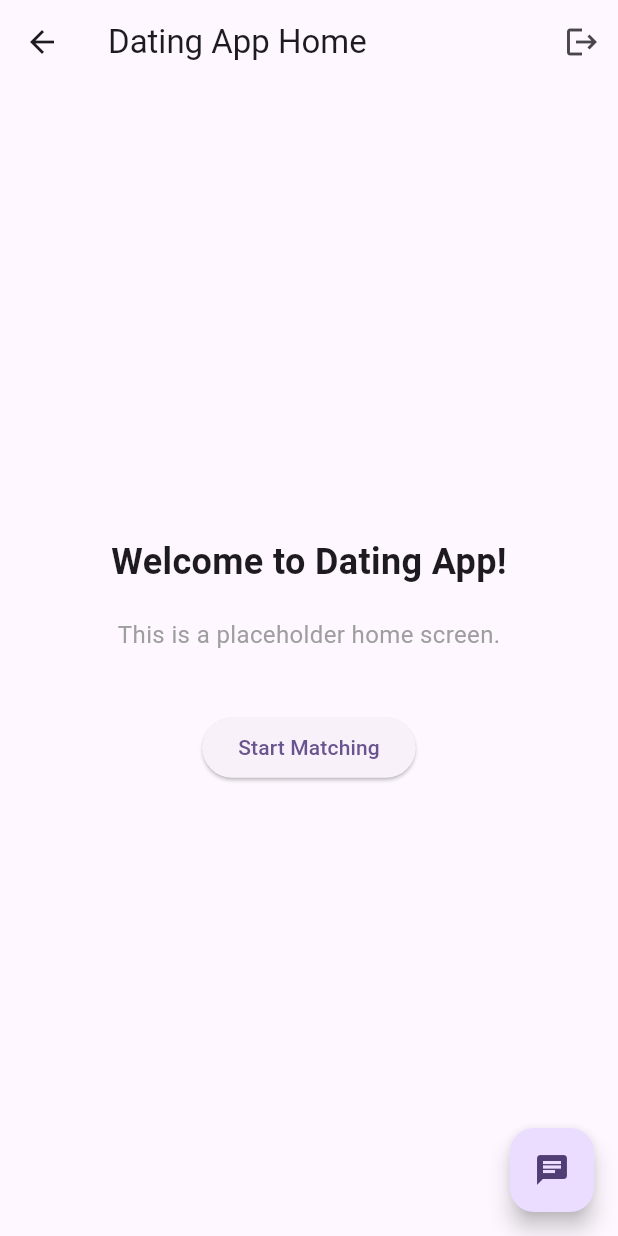
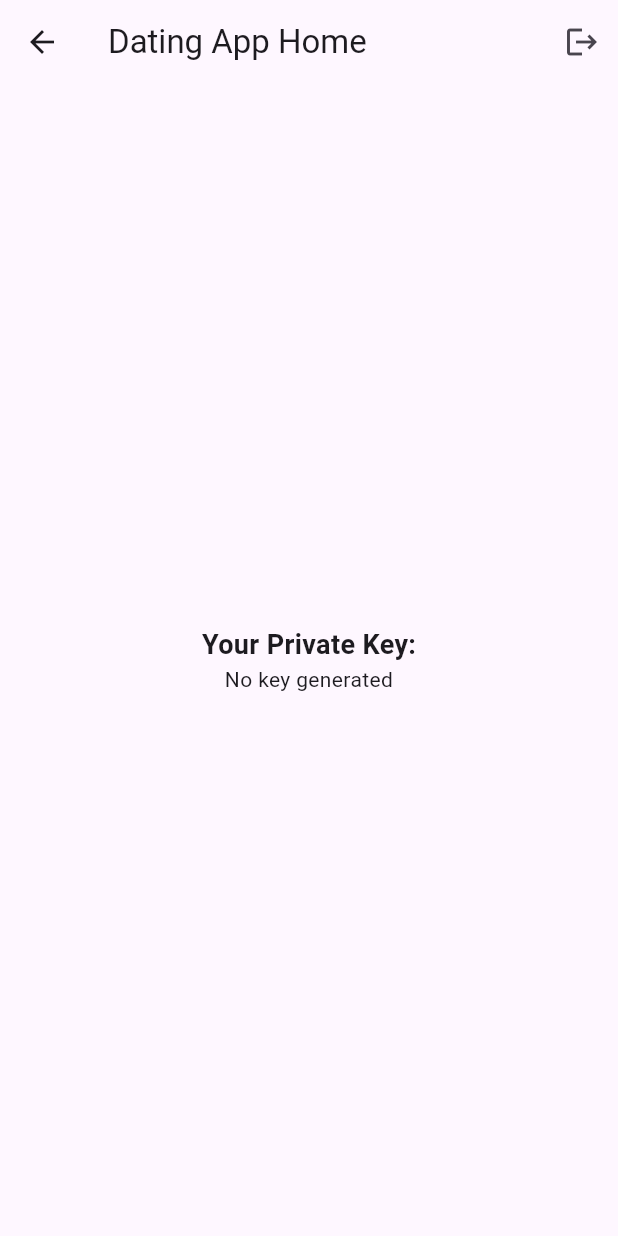
Before and after one commit to FahriBilici/synkronize_app, a Flutter app: the HomeView screen opened by its route, on a phone screen of 412 x 824 dp. Run offline on Flutter 3.47's test engine with Material 3 defaults, Android fonts, the phone set to English and light mode, and no system bars; our stand-ins replace firebase_core, get, sign_in_button; missing offline and left inert: web3auth_flutter; accounts and stored records are empty.

```diff
--- a/lib/main.dart
+++ b/lib/main.dart
@@ -12,7 +12,8 @@ void main() async {
     options: DefaultFirebaseOptions.currentPlatform,
   );
 
-  Get.put(AuthController()); // Initialize AuthController
+  final authController = Get.put(AuthController());
+  await authController.initWeb3Auth();
 
   runApp(const MyApp());
 }
@@ -71,6 +72,7 @@ class _MyHomePageState extends State<MyHomePage> {
       body: Center(
         // Center is a layout widget. It takes a single child and positions it
         // in the middle of the parent.
+
         child: Column(
           mainAxisAlignment: MainAxisAlignment.center,
           children: <Widget>[
--- a/lib/views/home_view.dart
+++ b/lib/views/home_view.dart
@@ -20,49 +20,25 @@ class HomeView extends StatelessWidget {
         ],
       ),
       body: Center(
-        child: Column(
+        child: Obx(() {
+          final privateKey = authController.privateKey.value;
+          return Column(
             mainAxisAlignment: MainAxisAlignment.center,
             children: [
               const Text(
-              'Welcome to Dating App!',
+                'Your Private Key:',
                 style: TextStyle(
-                fontSize: 24,
+                  fontSize: 18,
                   fontWeight: FontWeight.bold,
                 ),
               ),
-            const SizedBox(height: 20),
-            const Text(
-              'This is a placeholder home screen.',
-              style: TextStyle(
-                fontSize: 16,
-                color: Colors.grey,
-              ),
-            ),
-            const SizedBox(height: 40),
-            ElevatedButton(
-              onPressed: () {
-                // Add functionality later
-                Get.snackbar(
-                  'Coming Soon',
-                  'This feature will be implemented soon!',
-                  snackPosition: SnackPosition.BOTTOM,
-                );
-              },
-              child: const Text('Start Matching'),
+              Text(
+                privateKey ?? 'No key generated',
+                textAlign: TextAlign.center,
               ),
             ],
-        ),
-      ),
-      floatingActionButton: FloatingActionButton(
-        onPressed: () {
-          // Add functionality later
-          Get.snackbar(
-            'Coming Soon',
-            'Chat feature will be implemented soon!',
-            snackPosition: SnackPosition.BOTTOM,
           );
-        },
-        child: const Icon(Icons.chat),
+        }),
       ),
     );
   }
--- a/pubspec.yaml
+++ b/pubspec.yaml
@@ -40,6 +40,9 @@ dependencies:
   google_sign_in: ^6.2.2
   sign_in_button: ^3.2.0
   web3auth_flutter: ^5.0.4
+  solana: ^0.31.0
+  web3dart: ^2.7.3
+  shared_preferences: ^2.3.3
 
 dev_dependencies:
   flutter_test:
```
Also changed, not shown: lib/controllers/auth_controller.dart (+43 -39 lines), lib/views/login_view.dart (+5 -3 lines), pubspec.lock, 2 other files. Lines whose indentation alone changed are shown as unchanged.
